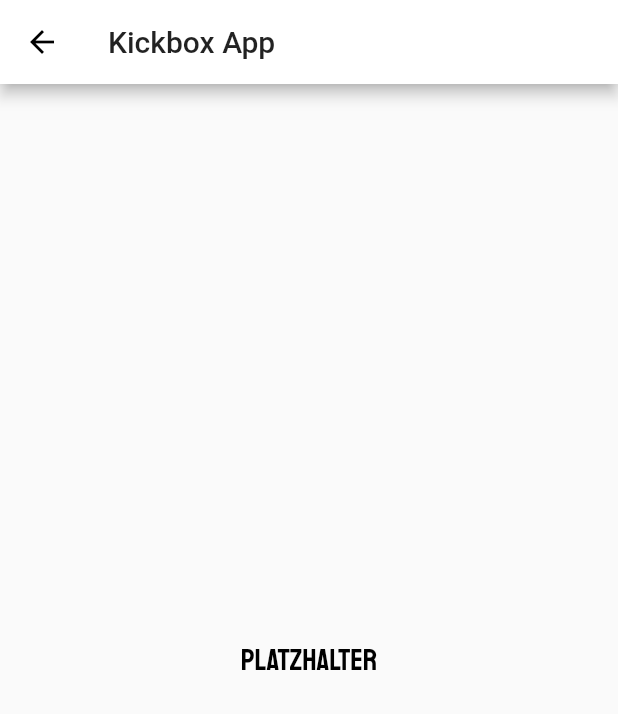
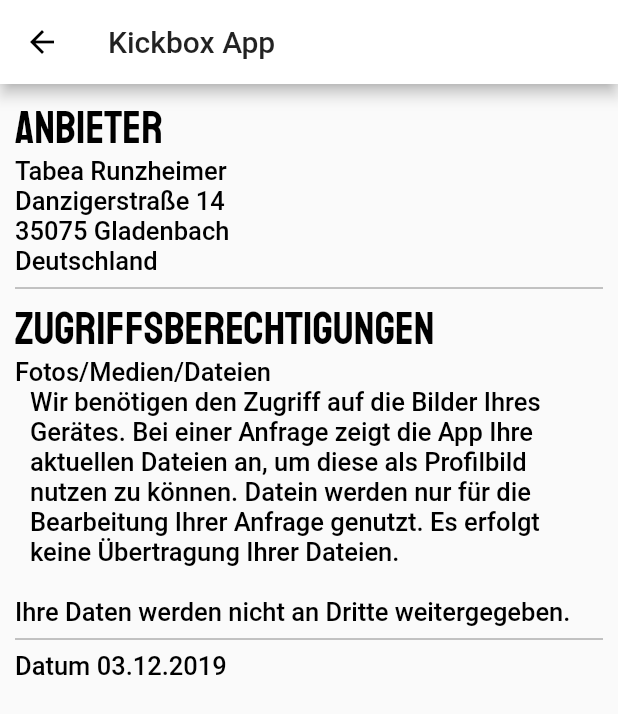
Before and after one commit to tabearunzheimer/boxing_app, a Flutter app: the DataSecurityScreen screen opened by its route, on a phone screen of 412 x 824 dp. Shown: the top 714 px of the screen. Run offline on Flutter 3.47's test engine with Material 2 defaults, Android fonts, the phone set to English and light mode, and no system bars; our stand-ins replace flutter_calendar_carousel, flutter_tts, image_picker, shared_preferences, sqflite; accounts and stored records are empty.

Commit message:
Add text for data-security

```diff
--- a/lib/screens/data_security_screen.dart
+++ b/lib/screens/data_security_screen.dart
@@ -12,8 +12,32 @@ class _DataSecurityScreenState extends State<DataSecurityScreen> {
     ReusableWidgets reusableWidgets = new ReusableWidgets(context, -1);
     return Scaffold(
       appBar: reusableWidgets.getSimpleAppBar(),
-      body: Center(
-        child: Text("Platzhalter", style: TextStyle(color: Colors.black),),
+      body: Container(
+        margin: EdgeInsets.all(10),
+        child: Column(
+          crossAxisAlignment: CrossAxisAlignment.start,
+          children: <Widget>[
+            Text("Anbieter", style: Theme.of(context).textTheme.display4,),
+            Text("Tabea Runzheimer", style: Theme.of(context).textTheme.body2),
+            Text("Danzigerstraße 14", style: Theme.of(context).textTheme.body2),
+            Text("35075 Gladenbach", style: Theme.of(context).textTheme.body2),
+            Text("Deutschland", style: Theme.of(context).textTheme.body2),
+            Divider(
+              color: Colors.black45,
+            ),
+            Text("Zugriffsberechtigungen", style: Theme.of(context).textTheme.display4,),
+            Text("Fotos/Medien/Dateien", style: Theme.of(context).textTheme.body2),
+           Container(
+             margin: EdgeInsets.only(left: 10, bottom: 20),
+             child: Text("Wir benötigen den Zugriff auf die Bilder Ihres Gerätes. Bei einer Anfrage zeigt die App Ihre aktuellen Dateien an, um diese als Profilbild nutzen zu können. Datein werden nur für die Bearbeitung Ihrer Anfrage genutzt. Es erfolgt keine Übertragung Ihrer Dateien.", style: Theme.of(context).textTheme.body2),
+           ),
+            Text("Ihre Daten werden nicht an Dritte weitergegeben.", style: Theme.of(context).textTheme.body2),
+            Divider(
+              color: Colors.black45,
+            ),
+            Text("Datum 03.12.2019", style: Theme.of(context).textTheme.body2),
+          ],
+        ),
       ),
     );
   }
```
